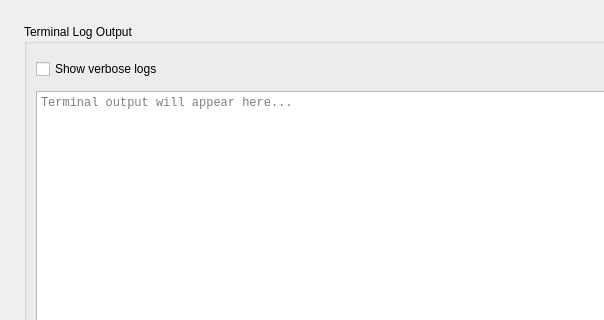
Old version of the form resources/ui/tabs/logs.ui in the repository cpt-cabbage/luma_tools; both pictures show x 0 to 604 and y 0 to 320 of the 1400 by 850 pixel window.
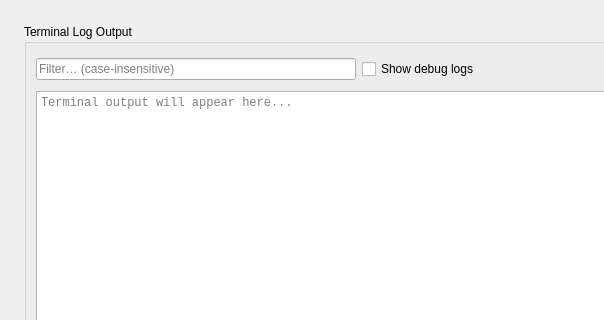
New version of the form.

What changed in the file:
```diff
--- a/resources/ui/tabs/logs.ui
+++ b/resources/ui/tabs/logs.ui
@@ -34,10 +34,29 @@
      <layout class="QVBoxLayout" name="logOutputLayout">
       <item>
        <layout class="QHBoxLayout" name="logToolbarLayout">
+        <item>
+         <widget class="QLineEdit" name="LogFilterEdit">
+          <property name="placeholderText">
+           <string>Filter… (case-insensitive)</string>
+          </property>
+          <property name="toolTip">
+           <string>Show only log lines containing this text (case-insensitive)</string>
+          </property>
+          <property name="clearButtonEnabled">
+           <bool>true</bool>
+          </property>
+          <property name="maximumSize">
+           <size>
+            <width>320</width>
+            <height>16777215</height>
+           </size>
+          </property>
+         </widget>
+        </item>
         <item>
          <widget class="QCheckBox" name="VerboseLogsCheckbox">
           <property name="text">
-           <string>Show verbose logs</string>
+           <string>Show debug logs</string>
           </property>
           <property name="toolTip">
            <string>Show detailed debug messages (Detection, Poll Debug, Batch, etc.)</string>
```
Left out of the diff: 2 changed lines with no effect on the pictures.
